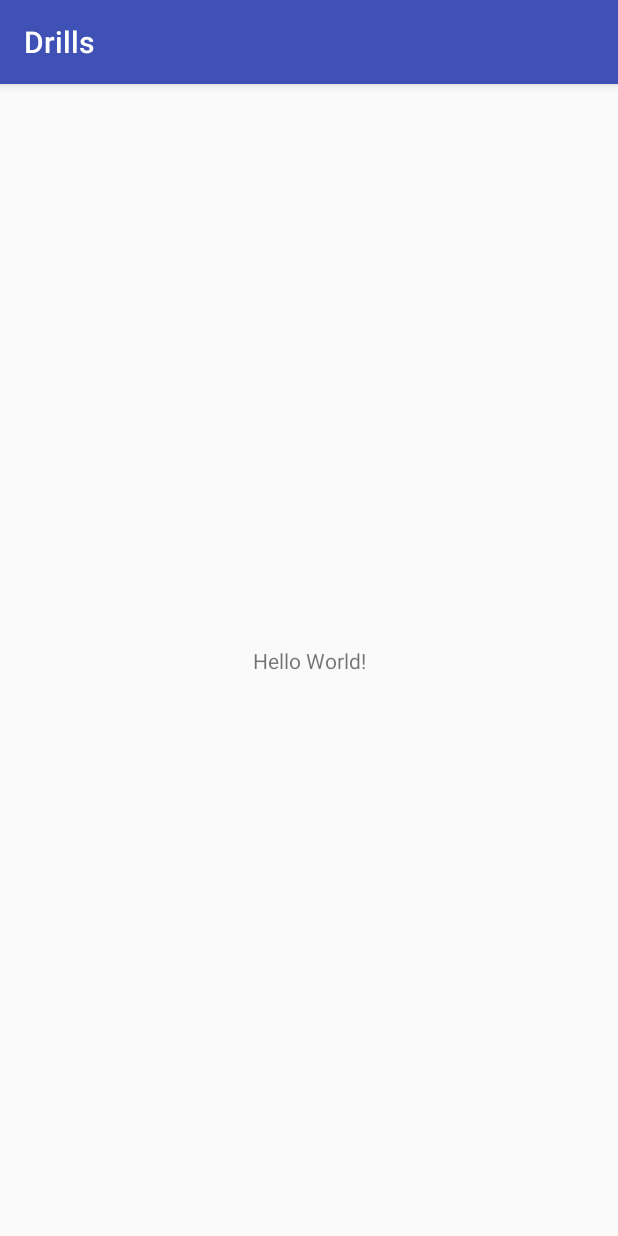
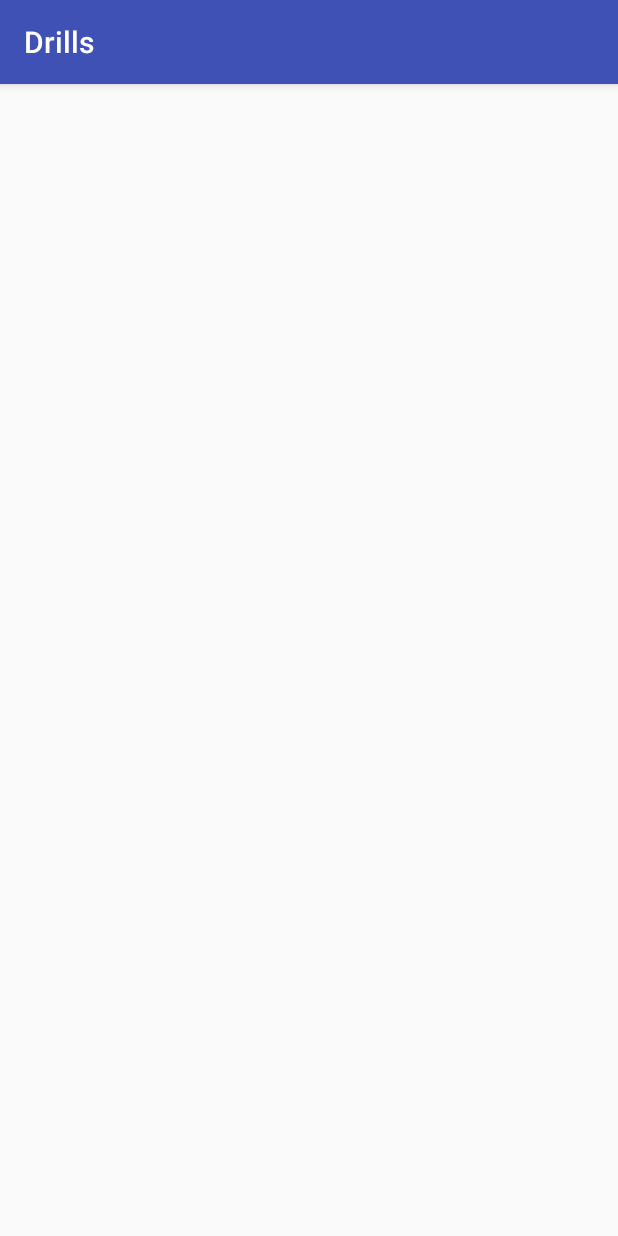
Before and after one commit to Vrungel322/Drills, an Android app: the screen it shows after launch (MainActivity), on a phone screen of 412 x 824 dp. Run offline under Robolectric (Android 15) with nearby library versions, the phone set to English and light mode, and no system bars.

Commit message:
Initial commit

```diff
--- a/app/src/main/res/layout/activity_main.xml
+++ b/app/src/main/res/layout/activity_main.xml
@@ -1,21 +1,10 @@
 <?xml version="1.0" encoding="utf-8"?>
 <android.support.constraint.ConstraintLayout
     xmlns:android="http://schemas.android.com/apk/res/android"
-    xmlns:app="http://schemas.android.com/apk/res-auto"
     xmlns:tools="http://schemas.android.com/tools"
     android:layout_width="match_parent"
     android:layout_height="match_parent"
     tools:context="com.udtech.drills.MainActivity"
     >
 
-  <TextView
-      android:layout_width="wrap_content"
-      android:layout_height="wrap_content"
-      android:text="Hello World!"
-      app:layout_constraintBottom_toBottomOf="parent"
-      app:layout_constraintLeft_toLeftOf="parent"
-      app:layout_constraintRight_toRightOf="parent"
-      app:layout_constraintTop_toTopOf="parent"
-      />
-
 </android.support.constraint.ConstraintLayout>
```
